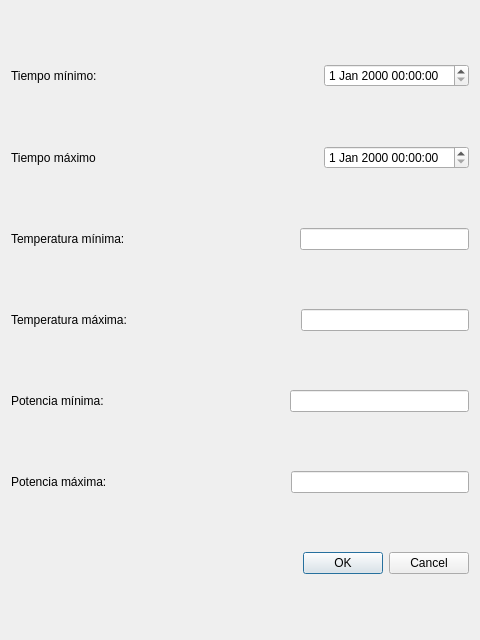
Old version of the form src/view/chart/chart_config_dialog.ui in the repository martincrxz/induction-heater-software.
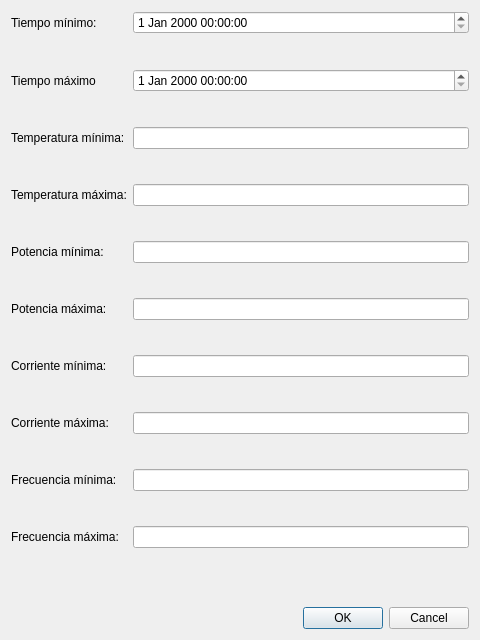
New version of the form.

What changed in the file:
```diff
--- a/src/view/chart/chart_config_dialog.ui
+++ b/src/view/chart/chart_config_dialog.ui
@@ -15,165 +15,113 @@
   </property>
   <layout class="QVBoxLayout" name="verticalLayout">
    <item>
-    <layout class="QHBoxLayout" name="horizontalLayout">
-     <item>
+    <layout class="QFormLayout" name="formLayout">
+     <property name="fieldGrowthPolicy">
+      <enum>QFormLayout::AllNonFixedFieldsGrow</enum>
+     </property>
+     <property name="verticalSpacing">
+      <number>35</number>
+     </property>
+     <item row="0" column="0">
       <widget class="QLabel" name="label">
        <property name="text">
         <string>Tiempo mínimo:</string>
        </property>
       </widget>
      </item>
-     <item>
-      <spacer name="horizontalSpacer">
-       <property name="orientation">
-        <enum>Qt::Horizontal</enum>
-       </property>
-       <property name="sizeHint" stdset="0">
-        <size>
-         <width>40</width>
-         <height>20</height>
-        </size>
-       </property>
-      </spacer>
-     </item>
-     <item>
+     <item row="0" column="1">
       <widget class="QDateTimeEdit" name="time_min_edit"/>
      </item>
-    </layout>
-   </item>
-   <item>
-    <layout class="QHBoxLayout" name="horizontalLayout_2">
-     <item>
+     <item row="1" column="0">
       <widget class="QLabel" name="label_2">
        <property name="text">
         <string>Tiempo máximo</string>
        </property>
       </widget>
      </item>
-     <item>
-      <spacer name="horizontalSpacer_2">
-       <property name="orientation">
-        <enum>Qt::Horizontal</enum>
-       </property>
-       <property name="sizeHint" stdset="0">
-        <size>
-         <width>40</width>
-         <height>20</height>
-        </size>
-       </property>
-      </spacer>
-     </item>
-     <item>
+     <item row="1" column="1">
       <widget class="QDateTimeEdit" name="time_max_edit"/>
      </item>
-    </layout>
-   </item>
-   <item>
-    <layout class="QHBoxLayout" name="horizontalLayout_6">
-     <item>
+     <item row="2" column="0">
       <widget class="QLabel" name="temp_min_label">
        <property name="text">
         <string>Temperatura mínima:</string>
        </property>
       </widget>
      </item>
-     <item>
-      <spacer name="horizontalSpacer_3">
-       <property name="orientation">
-        <enum>Qt::Horizontal</enum>
-       </property>
-       <property name="sizeHint" stdset="0">
-        <size>
-         <width>40</width>
-         <height>20</height>
-        </size>
-       </property>
-      </spacer>
-     </item>
-     <item>
+     <item row="2" column="1">
       <widget class="QLineEdit" name="temp_min_edit"/>
      </item>
-    </layout>
-   </item>
-   <item>
-    <layout class="QHBoxLayout" name="horizontalLayout_5">
-     <item>
+     <item row="3" column="0">
       <widget class="QLabel" name="temp_max_label">
        <property name="text">
         <string>Temperatura máxima:</string>
        </property>
       </widget>
      </item>
-     <item>
-      <spacer name="horizontalSpacer_4">
-       <property name="orientation">
-        <enum>Qt::Horizontal</enum>
-       </property>
-       <property name="sizeHint" stdset="0">
-        <size>
-         <width>40</width>
-         <height>20</height>
-        </size>
-       </property>
-      </spacer>
-     </item>
-     <item>
+     <item row="3" column="1">
       <widget class="QLineEdit" name="temp_max_edit"/>
      </item>
-    </layout>
-   </item>
-   <item>
-    <layout class="QHBoxLayout" name="horizontalLayout_4">
-     <item>
+     <item row="4" column="0">
       <widget class="QLabel" name="label_5">
        <property name="text">
         <string>Potencia mínima:</string>
        </property>
       </widget>
      </item>
-     <item>
-      <spacer name="horizontalSpacer_5">
-       <property name="orientation">
-        <enum>Qt::Horizontal</enum>
-       </property>
-       <property name="sizeHint" stdset="0">
-        <size>
-         <width>40</width>
-         <height>20</height>
-        </size>
-       </property>
-      </spacer>
-     </item>
-     <item>
+     <item row="4" column="1">
       <widget class="QLineEdit" name="power_min_edit"/>
      </item>
-    </layout>
-   </item>
-   <item>
-    <layout class="QHBoxLayout" name="horizontalLayout_3">
-     <item>
+     <item row="5" column="0">
       <widget class="QLabel" name="label_6">
        <property name="text">
         <string>Potencia máxima:</string>
        </property>
       </widget>
      </item>
-     <item>
-      <spacer name="horizontalSpacer_6">
-       <property name="orientation">
-        <enum>Qt::Horizontal</enum>
-       </property>
-       <property name="sizeHint" stdset="0">
-        <size>
-         <width>40</width>
-         <height>20</height>
-        </size>
-       </property>
-      </spacer>
-     </item>
-     <item>
+     <item row="5" column="1">
       <widget class="QLineEdit" name="power_max_edit"/>
      </item>
+     <item row="6" column="0">
+      <widget class="QLabel" name="label_3">
+       <property name="text">
+        <string>Corriente mínima:</string>
+       </property>
+      </widget>
+     </item>
+     <item row="6" column="1">
+      <widget class="QLineEdit" name="current_min_edit"/>
+     </item>
+     <item row="7" column="0">
+      <widget class="QLabel" name="label_4">
+       <property name="text">
+        <string>Corriente máxima:</string>
+       </property>
+      </widget>
+     </item>
+     <item row="7" column="1">
+      <widget class="QLineEdit" name="current_max_edit"/>
+     </item>
+     <item row="8" column="0">
+      <widget class="QLabel" name="label_7">
+       <property name="text">
+        <string>Frecuencia mínima:</string>
+       </property>
+      </widget>
+     </item>
+     <item row="8" column="1">
+      <widget class="QLineEdit" name="freq_min_edit"/>
+     </item>
+     <item row="9" column="0">
+      <widget class="QLabel" name="label_8">
+       <property name="text">
+        <string>Frecuencia máxima:</string>
+       </property>
+      </widget>
+     </item>
+     <item row="9" column="1">
+      <widget class="QLineEdit" name="freq_max_edit"/>
+     </item>
     </layout>
    </item>
    <item>
```
